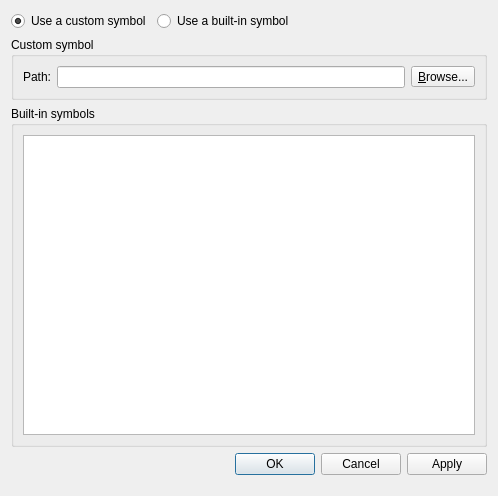
First picture: the form in gns3/ui/symbol_selection_dialog.ui, repository GNS3/gns3-gui, before the edit.
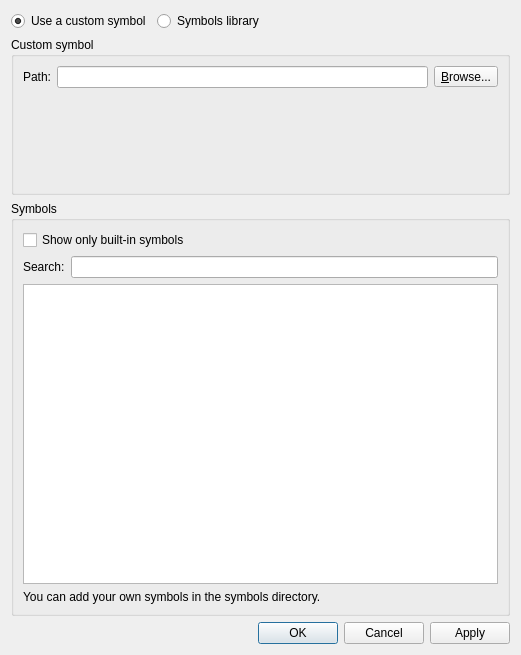
Second picture: the form after the edit.

Commit message:
Allow user to select symbol from his library
Fix #691

What changed in the file:
```diff
--- a/gns3/ui/symbol_selection_dialog.ui
+++ b/gns3/ui/symbol_selection_dialog.ui
@@ -6,8 +6,8 @@
    <rect>
     <x>0</x>
     <y>0</y>
-    <width>498</width>
-    <height>496</height>
+    <width>521</width>
+    <height>655</height>
    </rect>
   </property>
   <property name="windowTitle">
@@ -32,7 +32,7 @@
      <item>
       <widget class="QRadioButton" name="uiBuiltInSymbolRadioButton">
        <property name="text">
-        <string>Use a built-in symbol</string>
+        <string>Symbols library</string>
        </property>
       </widget>
      </item>
@@ -81,15 +81,49 @@
         </item>
        </layout>
       </item>
+      <item row="1" column="1">
+       <spacer name="verticalSpacer">
+        <property name="orientation">
+         <enum>Qt::Vertical</enum>
+        </property>
+        <property name="sizeHint" stdset="0">
+         <size>
+          <width>20</width>
+          <height>40</height>
+         </size>
+        </property>
+       </spacer>
+      </item>
      </layout>
     </widget>
    </item>
    <item>
     <widget class="QGroupBox" name="uiBuiltInGroupBox">
      <property name="title">
-      <string>Built-in symbols</string>
+      <string>Symbols</string>
      </property>
      <layout class="QVBoxLayout" name="verticalLayout">
+      <item>
+       <widget class="QCheckBox" name="uiBuiltinSymbolOnlyCheckBox">
+        <property name="text">
+         <string>Show only built-in symbols</string>
+        </property>
+       </widget>
+      </item>
+      <item>
+       <layout class="QHBoxLayout" name="horizontalLayout_3">
+        <item>
+         <widget class="QLabel" name="uiSearchLabel">
+          <property name="text">
+           <string>Search:</string>
+          </property>
+         </widget>
+        </item>
+        <item>
+         <widget class="QLineEdit" name="uiSearchLineEdit"/>
+        </item>
+       </layout>
+      </item>
       <item>
        <widget class="QListWidget" name="uiSymbolListWidget">
         <property name="minimumSize">
@@ -100,6 +134,13 @@
         </property>
        </widget>
       </item>
+      <item>
+       <widget class="QLabel" name="label">
+        <property name="text">
+         <string>You can add your own symbols in the symbols directory.</string>
+        </property>
+       </widget>
+      </item>
      </layout>
     </widget>
    </item>
@@ -130,19 +171,6 @@
      </item>
     </layout>
    </item>
-   <item>
-    <spacer name="verticalSpacer">
-     <property name="orientation">
-      <enum>Qt::Vertical</enum>
-     </property>
-     <property name="sizeHint" stdset="0">
-      <size>
-       <width>20</width>
-       <height>34</height>
-      </size>
-     </property>
-    </spacer>
-   </item>
   </layout>
   <zorder>uiBuiltInGroupBox</zorder>
   <zorder>verticalSpacer</zorder>
```
Left out of the diff: 4 changed lines with no effect on the pictures. The commit also changes 7 other files.
